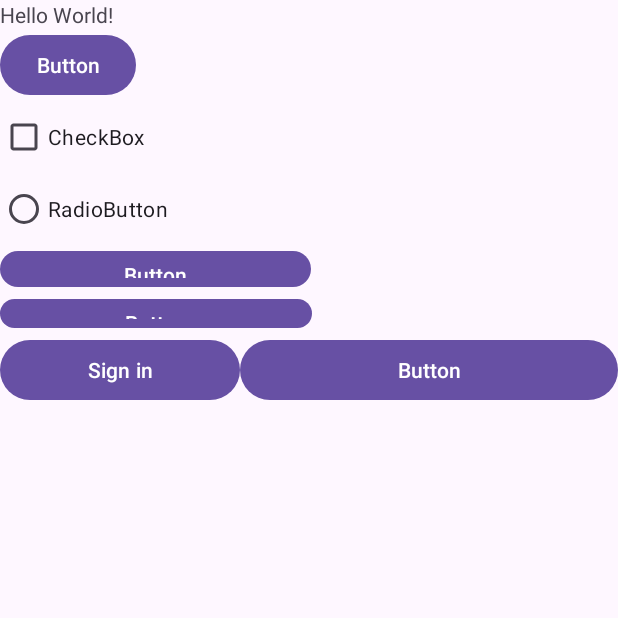
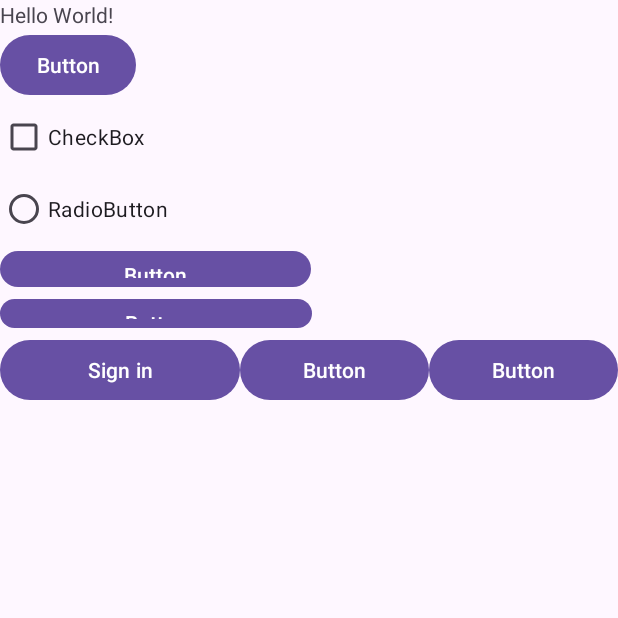
Before and after one commit to jason-lim/MyFirstApp, an Android app: the screen it shows after launch (MainActivity), on a phone screen of 412 x 824 dp, the top half of it. Run offline under Robolectric (Android 15) with nearby library versions, the phone set to English and light mode, and no system bars.

Commit message:
Edited UI

```diff
--- a/app/src/main/res/layout/activity_main.xml
+++ b/app/src/main/res/layout/activity_main.xml
@@ -60,6 +60,13 @@
             android:layout_height="wrap_content"
             android:layout_weight="1"
             android:text="Button" />
+
+        <Button
+            android:id="@+id/button7"
+            android:layout_width="wrap_content"
+            android:layout_height="wrap_content"
+            android:layout_weight="1"
+            android:text="Button" />
     </LinearLayout>
 
 </LinearLayout>
```
